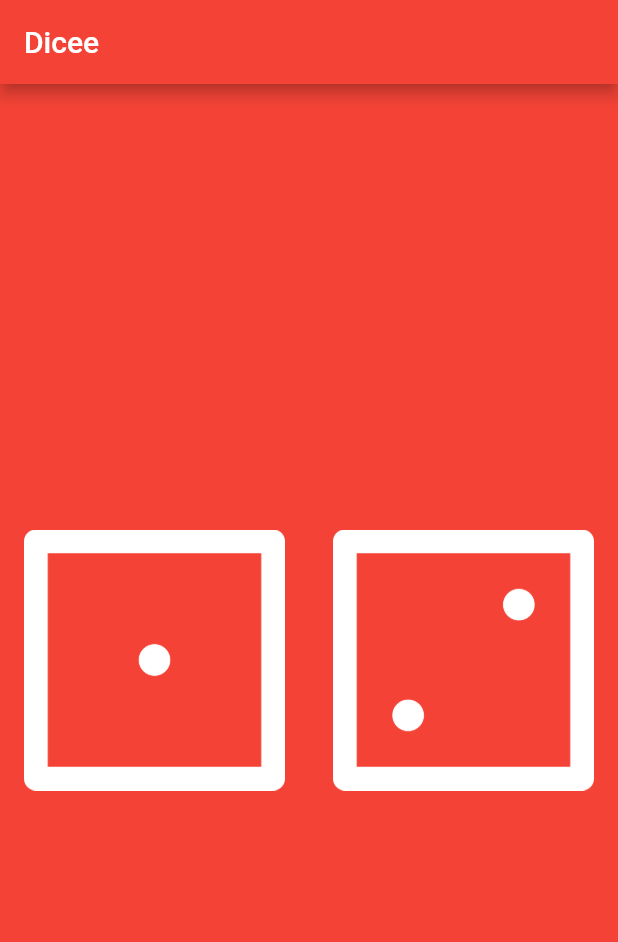
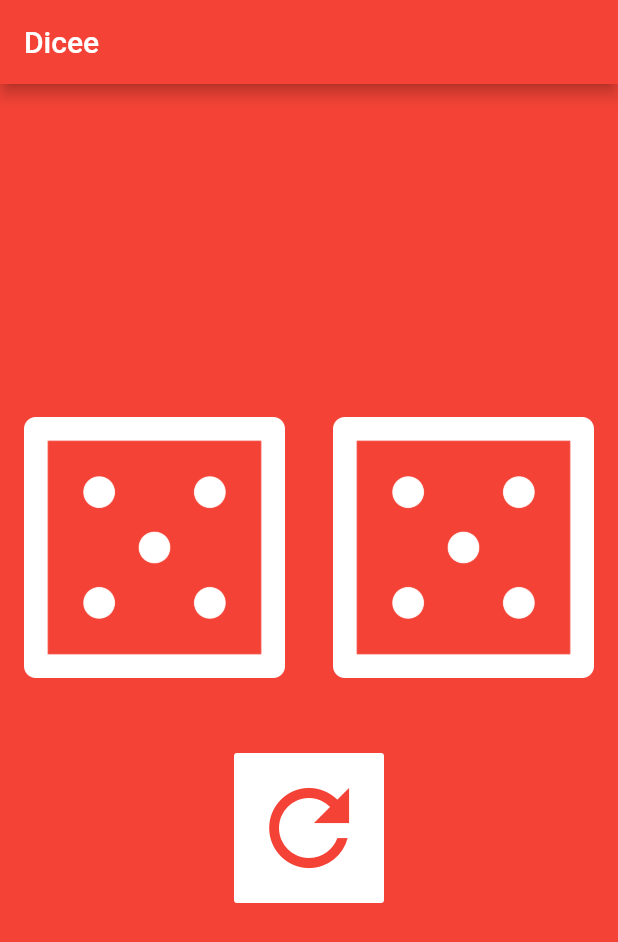
Before and after one commit to dart-bird/programingLearn, a Flutter app: the screen it shows after launch, on a phone screen of 412 x 824 dp. Shown: the top 942 px of the screen. Run offline on Flutter 3.47's test engine with Material 2 defaults, Android fonts, the phone set to English and light mode, and no system bars.

Commit message:
Update main.dart changes struct && include refresh Button

```diff
--- a/Flutter/dicee-flutter/lib/main.dart
+++ b/Flutter/dicee-flutter/lib/main.dart
@@ -1,4 +1,5 @@
 import 'package:flutter/material.dart';
+import 'dart:math';
 
 void main() {
   return runApp(
@@ -15,26 +16,62 @@ void main() {
   );
 }
 
-class DicePage extends StatelessWidget {
+class DicePage extends StatefulWidget {
+  @override
+  _DicePageState createState() => _DicePageState();
+}
+
+class _DicePageState extends State<DicePage> {
+  int leftDiceNumber = 5;
+  int rightDiceNumber = 5;
+  void diceAction() {
+    setState(() {
+      rightDiceNumber = Random().nextInt(6) + 1;
+    });
+  }
+
   @override
   Widget build(BuildContext context) {
     return Center(
-      child: Row(
+      child: Column(
+        mainAxisAlignment: MainAxisAlignment.center,
+        children: <Widget>[
+          Row(
             children: <Widget>[
               Expanded(
                 child: FlatButton(
                   onPressed: () {
-                print('Left Button got Pressed');
+                    diceAction();
                   },
-              child: Image.asset('images/dice1.png'),
+                  child: Image.asset('images/dice$leftDiceNumber.png'),
                 ),
               ),
               Expanded(
                 child: FlatButton(
                   onPressed: () {
-                print('Right Button got Pressed');
+                    diceAction();
                   },
-              child: Image.asset('images/dice2.png'),
+                  child: Image.asset('images/dice$rightDiceNumber.png'),
+                ),
+              ),
+            ],
+          ),
+          SizedBox(
+            height: 50.0,
+          ),
+          FlatButton(
+            color: Colors.white,
+            padding: EdgeInsets.all(10.0),
+            onPressed: () {
+              setState(() {
+                leftDiceNumber = Random().nextInt(6) + 1;
+                rightDiceNumber = Random().nextInt(6) + 1;
+              });
+            },
+            child: Icon(
+              Icons.refresh,
+              size: 80.0,
+              color: Colors.red,
             ),
           ),
         ],
```
Lines whose indentation alone changed are shown as unchanged.
